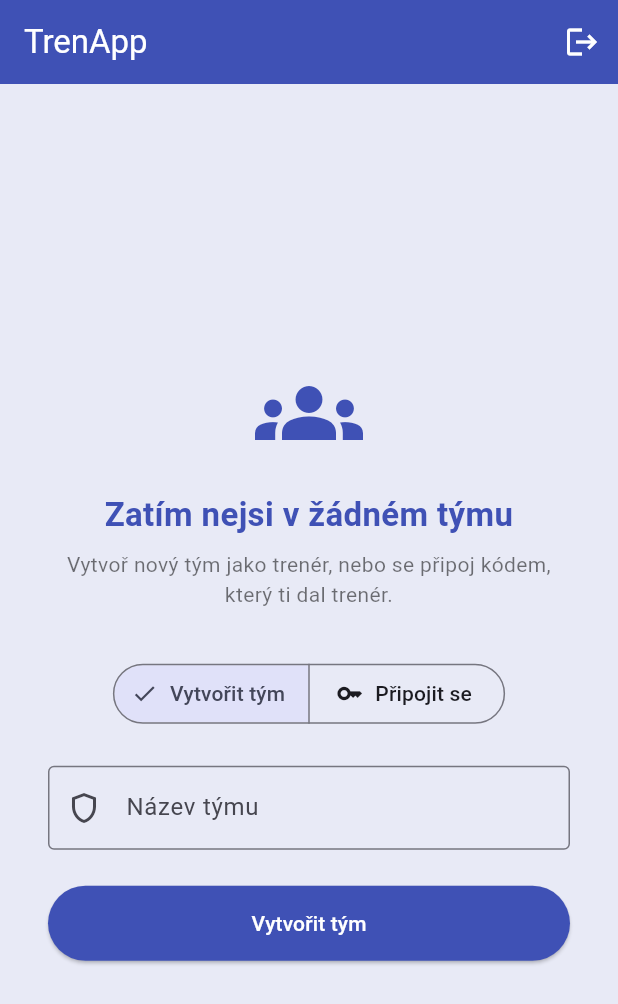
After one commit to matejko4/TrenApp, a Flutter app: the screen it shows once a user with an empty profile is signed in, on a phone screen of 412 x 824 dp. The commit adds this screen. Shown: the top 1004 px of the screen. Run offline on Flutter 3.47's test engine with Material 3 defaults, Android fonts, the phone set to English and light mode, and no system bars; our stand-ins replace cloud_firestore, firebase_auth, firebase_core, google_sign_in; accounts and stored records are empty; generated files the repository leaves out were written again; network calls fail.

Commit message:
system_tymu

```diff
--- /dev/null
+++ b/firestore.indexes.json
@@ -0,0 +1,4 @@
+{
+  "indexes": [],
+  "fieldOverrides": []
+}
--- a/lib/main.dart
+++ b/lib/main.dart
@@ -1,7 +1,7 @@
 import 'package:flutter/material.dart';
 import 'package:firebase_core/firebase_core.dart';
 import 'firebase_options.dart';
-import 'screens/login_screen.dart';
+import 'screens/root_gate.dart';
 
 void main() async {
   WidgetsFlutterBinding.ensureInitialized();
@@ -23,7 +23,7 @@ class MyApp extends StatelessWidget {
         colorScheme: ColorScheme.fromSeed(seedColor: Colors.indigo),
         useMaterial3: true,
       ),
-      home: const LoginScreen(),
+      home: const RootGate(),
     );
   }
 }
--- a/lib/screens/login_screen.dart
+++ b/lib/screens/login_screen.dart
@@ -1,6 +1,6 @@
 import 'package:flutter/material.dart';
 import '../services/auth_service.dart';
-import 'home_screen.dart';
+import 'root_gate.dart';
 
 class LoginScreen extends StatefulWidget {
   const LoginScreen({super.key});
@@ -35,7 +35,7 @@ class _LoginScreenState extends State<LoginScreen> {
       if (mounted) {
         Navigator.pushReplacement(
           context,
-          MaterialPageRoute(builder: (_) => const HomeScreen()),
+          MaterialPageRoute(builder: (_) => const RootGate()),
         );
       }
     } catch (e) {
@@ -52,7 +52,7 @@ class _LoginScreenState extends State<LoginScreen> {
       if (cred != null && mounted) {
         Navigator.pushReplacement(
           context,
-          MaterialPageRoute(builder: (_) => const HomeScreen()),
+          MaterialPageRoute(builder: (_) => const RootGate()),
         );
       }
     } catch (e) {
--- /dev/null
+++ b/lib/screens/root_gate.dart
@@ -0,0 +1,64 @@
+import 'package:cloud_firestore/cloud_firestore.dart';
+import 'package:firebase_auth/firebase_auth.dart';
+import 'package:flutter/material.dart';
+
+import 'home_screen.dart';
+import 'login_screen.dart';
+import 'team_setup_screen.dart';
+
+/// Kořenová obrazovka aplikace. Podle stavu přihlášení a členství
+/// v týmech rozhoduje, co se má zobrazit:
+///  - nepřihlášený uživatel      -> LoginScreen
+///  - přihlášený bez týmu        -> TeamSetupScreen
+///  - přihlášený s alespoň 1 týmem -> HomeScreen
+class RootGate extends StatelessWidget {
+  const RootGate({super.key});
+
+  @override
+  Widget build(BuildContext context) {
+    return StreamBuilder<User?>(
+      stream: FirebaseAuth.instance.authStateChanges(),
+      builder: (context, authSnapshot) {
+        if (authSnapshot.connectionState == ConnectionState.waiting) {
+          return const _LoadingScreen();
+        }
+
+        final user = authSnapshot.data;
+        if (user == null) {
+          return const LoginScreen();
+        }
+
+        return StreamBuilder<QuerySnapshot<Map<String, dynamic>>>(
+          stream: FirebaseFirestore.instance
+              .collection('users')
+              .doc(user.uid)
+              .collection('teams')
+              .snapshots(),
+          builder: (context, teamsSnapshot) {
+            if (teamsSnapshot.connectionState == ConnectionState.waiting) {
+              return const _LoadingScreen();
+            }
+
+            final hasTeams = (teamsSnapshot.data?.docs.length ?? 0) > 0;
+            if (!hasTeams) {
+              return const TeamSetupScreen();
+            }
+            return const HomeScreen();
+          },
+        );
+      },
+    );
+  }
+}
+
+class _LoadingScreen extends StatelessWidget {
+  const _LoadingScreen();
+
+  @override
+  Widget build(BuildContext context) {
+    return const Scaffold(
+      backgroundColor: Colors.white,
+      body: Center(child: CircularProgressIndicator()),
+    );
+  }
+}
--- /dev/null
+++ b/lib/screens/team_setup_screen.dart
@@ -0,0 +1,190 @@
+import 'package:flutter/material.dart';
+import '../services/auth_service.dart';
+import '../services/team_service.dart';
+import 'login_screen.dart';
+
+/// Zobrazí se po přihlášení, pokud uživatel není v žádném týmu, a také
+/// když existující uživatel chce vytvořit/připojit se k dalšímu týmu.
+///
+/// Když je tato obrazovka nasazená jako výsledek RootGate (uživatel bez
+/// týmu), po úspěšném vytvoření/připojení se RootGate sám přepne na
+/// HomeScreen díky streamu z Firestore – proto se odtud nikam nenaviguje,
+/// pouze se zkusí zavřít, pokud byla otevřená přes Navigator.push.
+class TeamSetupScreen extends StatefulWidget {
+  const TeamSetupScreen({super.key});
+
+  @override
+  State<TeamSetupScreen> createState() => _TeamSetupScreenState();
+}
+
+class _TeamSetupScreenState extends State<TeamSetupScreen> {
+  final _teamService = TeamService();
+  final _authService = AuthService();
+  final _nameController = TextEditingController();
+  final _codeController = TextEditingController();
+
+  bool _isCreateMode = true;
+  bool _loading = false;
+  String _error = '';
+
+  @override
+  void dispose() {
+    _nameController.dispose();
+    _codeController.dispose();
+    super.dispose();
+  }
+
+  Future<void> _submit() async {
+    setState(() {
+      _loading = true;
+      _error = '';
+    });
+    try {
+      if (_isCreateMode) {
+        await _teamService.createTeam(_nameController.text);
+      } else {
+        await _teamService.joinTeamByCode(_codeController.text);
+      }
+      if (mounted) {
+        // Pokud je obrazovka na vrcholu navigačního zásobníku (přidávání
+        // dalšího týmu z HomeScreen), vrátíme se zpět. Pokud je vykreslená
+        // rovnou jako root (uživatel bez týmu), není co zavírat a RootGate
+        // se sám přepne na HomeScreen.
+        Navigator.of(context).maybePop();
+      }
+    } catch (e) {
+      setState(() => _error = e.toString().replaceFirst('Exception: ', ''));
+    } finally {
+      if (mounted) setState(() => _loading = false);
+    }
+  }
+
+  Future<void> _logout() async {
+    await _authService.logout();
+    if (mounted) {
+      Navigator.pushAndRemoveUntil(
+        context,
+        MaterialPageRoute(builder: (_) => const LoginScreen()),
+        (route) => false,
+      );
+    }
+  }
+
+  @override
+  Widget build(BuildContext context) {
+    final canPop = Navigator.of(context).canPop();
+
+    return Scaffold(
+      backgroundColor: Colors.indigo.shade50,
+      appBar: canPop
+          ? AppBar(
+              title: const Text('Přidat tým'),
+              backgroundColor: Colors.indigo,
+              foregroundColor: Colors.white,
+            )
+          : AppBar(
+              title: const Text('TrenApp'),
+              backgroundColor: Colors.indigo,
+              foregroundColor: Colors.white,
+              automaticallyImplyLeading: false,
+              actions: [
+                IconButton(
+                  icon: const Icon(Icons.logout),
+                  tooltip: 'Odhlásit se',
+                  onPressed: _logout,
+                ),
+              ],
+            ),
+      body: SafeArea(
+        child: Center(
+          child: SingleChildScrollView(
+            padding: const EdgeInsets.all(32),
+            child: Column(
+              mainAxisAlignment: MainAxisAlignment.center,
+              children: [
+                const Icon(Icons.groups, size: 72, color: Colors.indigo),
+                const SizedBox(height: 16),
+                const Text(
+                  'Zatím nejsi v žádném týmu',
+                  textAlign: TextAlign.center,
+                  style: TextStyle(
+                    fontSize: 22,
+                    fontWeight: FontWeight.bold,
+                    color: Colors.indigo,
+                  ),
+                ),
+                const SizedBox(height: 8),
+                const Text(
+                  'Vytvoř nový tým jako trenér, nebo se připoj kódem, který ti dal trenér.',
+                  textAlign: TextAlign.center,
+                  style: TextStyle(color: Colors.black54),
+                ),
+                const SizedBox(height: 32),
+                SegmentedButton<bool>(
+                  segments: const [
+                    ButtonSegment(
+                      value: true,
+                      label: Text('Vytvořit tým'),
+                      icon: Icon(Icons.add_business),
+                    ),
+                    ButtonSegment(
+                      value: false,
+                      label: Text('Připojit se'),
+                      icon: Icon(Icons.key),
+                    ),
+                  ],
+                  selected: {_isCreateMode},
+                  onSelectionChanged: (selection) => setState(() {
+                    _isCreateMode = selection.first;
+                    _error = '';
+                  }),
+                ),
+                const SizedBox(height: 24),
+                if (_isCreateMode)
+                  TextField(
+                    controller: _nameController,
+                    textCapitalization: TextCapitalization.words,
+                    decoration: const InputDecoration(
+                      labelText: 'Název týmu',
+                      hintText: 'např. FC Sokol Praha',
+                      border: OutlineInputBorder(),
+                      prefixIcon: Icon(Icons.shield_outlined),
+                    ),
+                  )
+                else
+                  TextField(
+                    controller: _codeController,
+                    textCapitalization: TextCapitalization.characters,
+                    decoration: const InputDecoration(
+                      labelText: 'Kód týmu',
+                      hintText: 'např. AB12CD',
+                      border: OutlineInputBorder(),
+                      prefixIcon: Icon(Icons.vpn_key_outlined),
+                    ),
+                  ),
+                if (_error.isNotEmpty) ...[
+                  const SizedBox(height: 12),
+                  Text(_error, style: const TextStyle(color: Colors.red)),
+                ],
+                const SizedBox(height: 24),
+                _loading
+                    ? const CircularProgressIndicator()
+                    : ElevatedButton(
+                        onPressed: _submit,
+                        style: ElevatedButton.styleFrom(
+                          minimumSize: const Size(double.infinity, 50),
+                          backgroundColor: Colors.indigo,
+                          foregroundColor: Colors.white,
+                        ),
+                        child: Text(
+                          _isCreateMode ? 'Vytvořit tým' : 'Připojit se k týmu',
+                        ),
+                      ),
+              ],
+            ),
+          ),
+        ),
+      ),
+    );
+  }
+}
```
Also changed, not shown: lib/screens/home_screen.dart (+92 -3 lines), lib/services/auth_service.dart (+4 -7 lines), lib/services/team_service.dart (added, +188 -0 lines), firebase.json, 2 other files.
